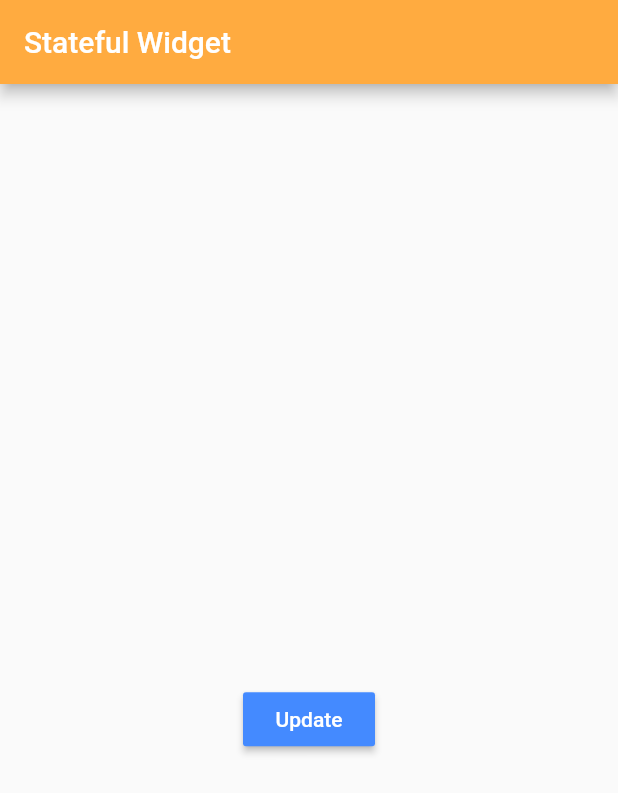
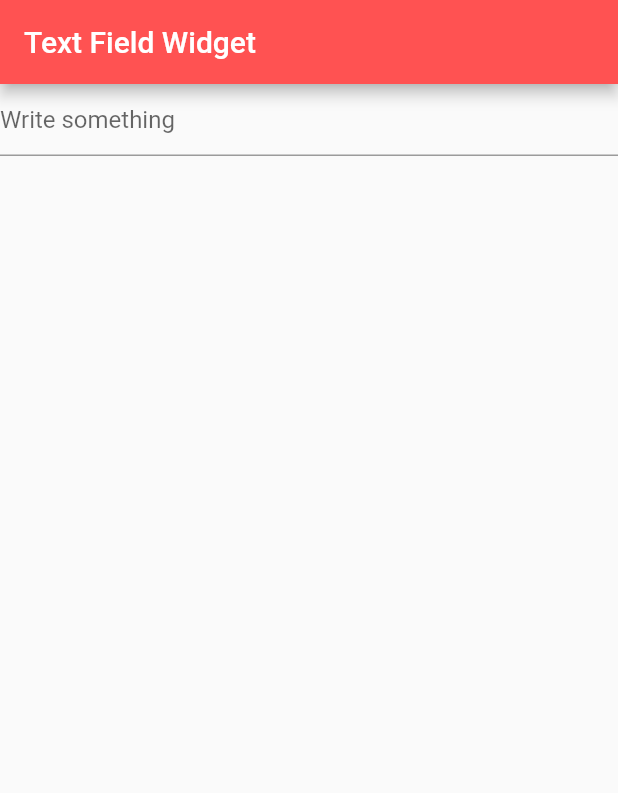
Before and after one commit to JKBustillo/first-app-fluttler, a Flutter app: the screen it shows after launch, on a phone screen of 412 x 824 dp. Shown: the top 793 px of the screen. Run offline on Flutter 3.47's test engine with Material 2 defaults, Android fonts, the phone set to English and light mode, and no system bars.

Commit message:
feat: basic setup for textfield widget

```diff
--- a/lib/main.dart
+++ b/lib/main.dart
@@ -1,47 +1,41 @@
 import 'package:flutter/material.dart';
-import 'dart:math';
 
 void main() {
   runApp(new MaterialApp(
-    home: MyButton(),
+    home: MyTextField(),
   ));
 }
 
-class MyButton extends StatefulWidget {
+class MyTextField extends StatefulWidget {
+  MyTextField({Key key}) : super(key: key);
+
   @override
-  _MyButtonState createState() => new _MyButtonState();
+  _MyTextFieldState createState() => _MyTextFieldState();
 }
 
-class _MyButtonState extends State<MyButton> {
-  String text = "";
+class _MyTextFieldState extends State<MyTextField> {
+  void onChanged(String value) {
+    print(value);
+  }
 
-  void onPressButton() {
-    setState(() {
-      text = new Random().nextInt(100).toString();
-    });
-  }
   @override
   Widget build(BuildContext context) {
-    return new Scaffold(
+    return Scaffold(
       appBar: new AppBar(
-        title: new Text("Stateful Widget"),
-        backgroundColor: Colors.orangeAccent,
+        title: new Text("Text Field Widget"),
+        backgroundColor: Colors.redAccent,
       ),
       body: new Container(
         child: new Center(
-          child: Column(
-            mainAxisAlignment: MainAxisAlignment.center,
+          child: new Column(
             children: <Widget>[
-              new Text(text, style: new TextStyle(fontSize: 50.0)),
-              new Padding(padding: new EdgeInsets.all(10.0)),
-              new RaisedButton(
-                child: new Text("Update", style: new TextStyle(color: Colors.white)),
-                color: Colors.blueAccent,
-                onPressed: onPressButton,
+              new TextField(
+                decoration: new InputDecoration(hintText: "Write something"),
+                onSubmitted: (String value) {onChanged(value);},
               )
             ],
-          ),
-        )
+          )
+        ),
       ),
     );
   }
```
